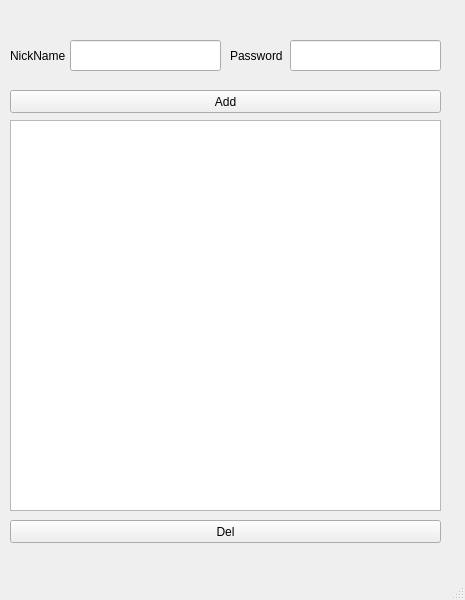
Qt form server.ui (Samguitarboy/chatroom_new) before a commit.
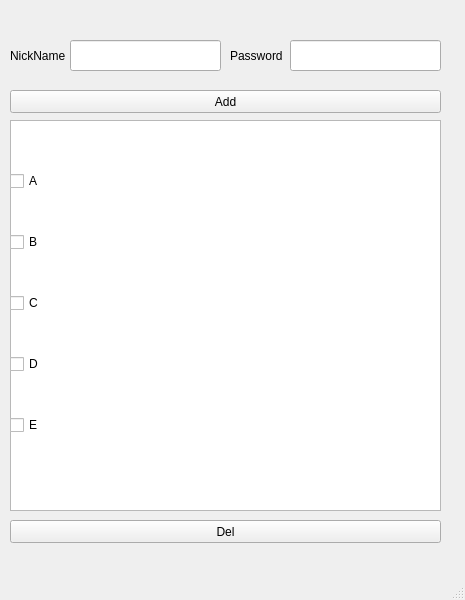
The same form after that commit.

Commit message: socket完成，可以對話，但server的頁面一直出不來，思考原因中

The edit to the form file:
```diff
--- a/server.ui
+++ b/server.ui
@@ -99,6 +99,71 @@
      </rect>
     </property>
    </widget>
+   <widget class="QWidget" name="verticalLayoutWidget">
+    <property name="geometry">
+     <rect>
+      <x>10</x>
+      <y>130</y>
+      <width>33</width>
+      <height>351</height>
+     </rect>
+    </property>
+    <layout class="QVBoxLayout" name="vertical">
+     <property name="spacing">
+      <number>0</number>
+     </property>
+     <item>
+      <widget class="QCheckBox" name="checkBox_2">
+       <property name="text">
+        <string>A</string>
+       </property>
+       <property name="checkable">
+        <bool>true</bool>
+       </property>
+      </widget>
+     </item>
+     <item>
+      <widget class="QCheckBox" name="checkBox_3">
+       <property name="text">
+        <string>B</string>
+       </property>
+       <property name="checkable">
+        <bool>true</bool>
+       </property>
+      </widget>
+     </item>
+     <item>
+      <widget class="QCheckBox" name="checkBox_4">
+       <property name="text">
+        <string>C</string>
+       </property>
+       <property name="checkable">
+        <bool>true</bool>
+       </property>
+      </widget>
+     </item>
+     <item>
+      <widget class="QCheckBox" name="checkBox_6">
+       <property name="text">
+        <string>D</string>
+       </property>
+       <property name="checkable">
+        <bool>true</bool>
+       </property>
+      </widget>
+     </item>
+     <item>
+      <widget class="QCheckBox" name="checkBox_5">
+       <property name="text">
+        <string>E</string>
+       </property>
+       <property name="checkable">
+        <bool>true</bool>
+       </property>
+      </widget>
+     </item>
+    </layout>
+   </widget>
   </widget>
   <widget class="QMenuBar" name="menubar">
    <property name="geometry">
```
The commit also changes 5 other files.
